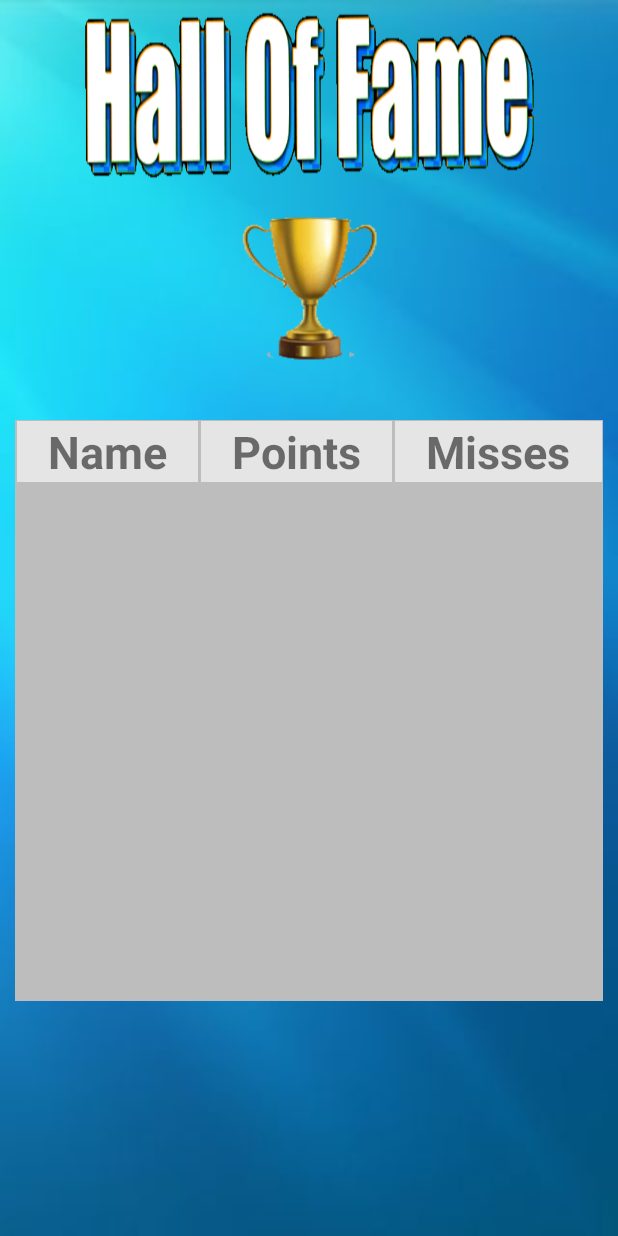
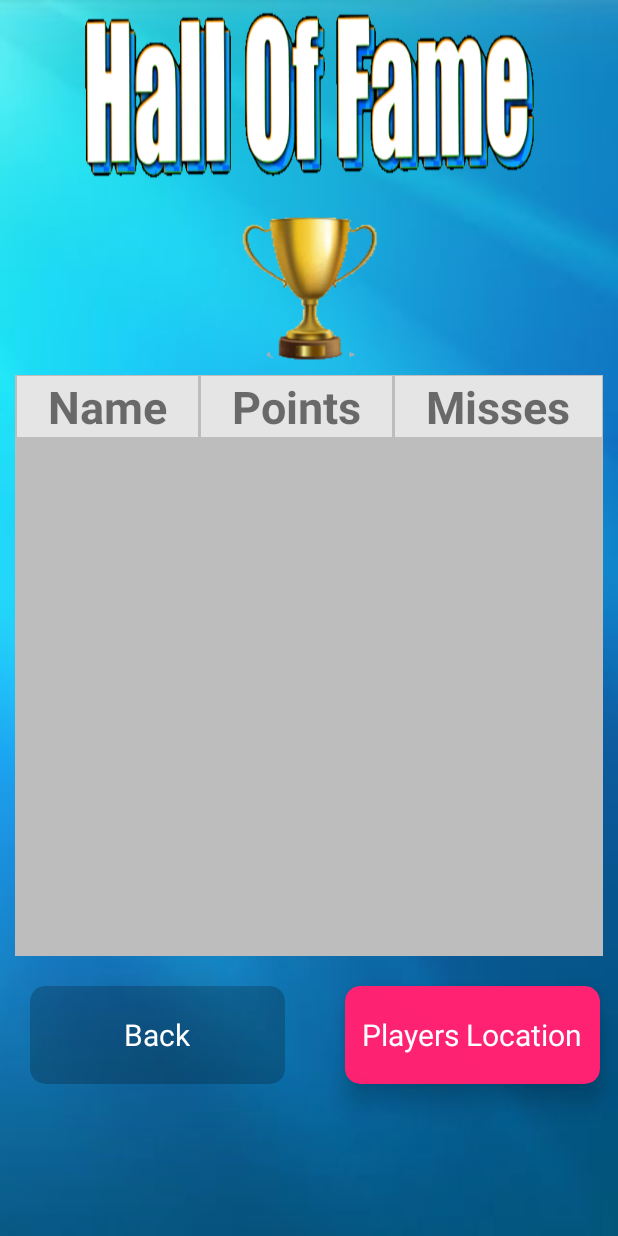
Before and after one commit to SagivAsraf/Android_Course_H.W.1, an Android app: the screen it shows after launch (HallOfFame), after a tap on an icon or button, on a phone screen of 412 x 824 dp. Run offline under Robolectric (Android 15) with nearby library versions, the phone set to English and light mode, and no system bars; our stand-ins replace Firebase (no records; nobody signed in at launch, a user with empty details on screens opened directly).

```diff
--- a/app/src/main/java/com/example/whackamole/App.java
+++ b/app/src/main/java/com/example/whackamole/App.java
@@ -136,6 +136,7 @@ public class App extends AppCompatActivity {
 
         final MediaPlayer mpHit = MediaPlayer.create(this, R.raw.success);
         final MediaPlayer mpMiss = MediaPlayer.create(this, R.raw.miss);
+        final MediaPlayer mpBomb = MediaPlayer.create(this, R.raw.bomb);
 
 
         imageView.setOnClickListener(new View.OnClickListener() {
@@ -159,6 +160,7 @@ public class App extends AppCompatActivity {
 
                 } else {
                     if ((imageView.getDrawable().getConstantState()!=null)&&imageView.getDrawable().getConstantState().equals(getResources().getDrawable(R.drawable.bomb).getConstantState())) {
+                        mpBomb.start();
                         animateMinus3(view.getId());
                         if (pointsAmount <= 3) {
                             pointsAmount = 0;
--- a/app/src/main/java/com/example/whackamole/HallOfFame.java
+++ b/app/src/main/java/com/example/whackamole/HallOfFame.java
@@ -4,11 +4,13 @@ import android.graphics.Color;
 import android.graphics.Typeface;
 import android.os.Bundle;
 import android.view.Gravity;
+import android.view.View;
 import android.widget.TableLayout;
 import android.widget.TableRow;
 import android.widget.TextView;
 
 import androidx.appcompat.app.AppCompatActivity;
+import androidx.cardview.widget.CardView;
 
 import java.util.Collections;
 import java.util.Comparator;
@@ -36,6 +38,14 @@ public class HallOfFame extends AppCompatActivity {
 
         dataManagement = DataManagement.createSingletonDM();
 
+        CardView backButton = findViewById(R.id.returnButton);
+
+        backButton.setOnClickListener(new View.OnClickListener() {
+            @Override
+            public void onClick(View view) {
+                finish();
+            }
+        });
 
         addRowsToTable();
 
@@ -168,6 +178,8 @@ public class HallOfFame extends AppCompatActivity {
     }
 
 
+
+
     private void getMainActivityData() {
         collectionName = getIntent().getStringExtra(DataTransferBetweenActivities.COLLECTION);
         documentName = getIntent().getStringExtra(DataTransferBetweenActivities.DOCUMENT);
--- a/app/src/main/java/com/example/whackamole/MainActivity.java
+++ b/app/src/main/java/com/example/whackamole/MainActivity.java
@@ -1,14 +1,24 @@
 package com.example.whackamole;
 
+import android.Manifest;
+import android.content.Context;
 import android.content.Intent;
+import android.content.pm.PackageManager;
 import android.graphics.Color;
+import android.location.Location;
+import android.location.LocationListener;
+import android.location.LocationManager;
 import android.os.Bundle;
+import android.util.Log;
 import android.view.View;
 import android.widget.EditText;
 import android.widget.Toast;
 
+import androidx.annotation.NonNull;
 import androidx.appcompat.app.AppCompatActivity;
 import androidx.cardview.widget.CardView;
+import androidx.core.app.ActivityCompat;
+import androidx.core.content.ContextCompat;
 
 
 public class MainActivity extends AppCompatActivity {
@@ -18,12 +28,62 @@ public class MainActivity extends AppCompatActivity {
     CardView hallOfFameButton;
     private final static String PLAYER_STATS = "Players_Stats";
 
+    private LocationManager locationManager;
+    private LocationListener locationListener;
+
+
+    @Override
+    public void onRequestPermissionsResult(int requestCode, @NonNull String[] permissions, @NonNull int[] grantResults) {
+        super.onRequestPermissionsResult(requestCode, permissions, grantResults);
+
+        if(grantResults.length>0 && grantResults[0] == PackageManager.PERMISSION_GRANTED)
+        {
+
+            if (ContextCompat.checkSelfPermission(this, Manifest.permission.ACCESS_FINE_LOCATION) == PackageManager.PERMISSION_GRANTED)
+                locationManager.requestLocationUpdates(LocationManager.GPS_PROVIDER,0,0,locationListener);
+
+
+        }
+    }
 
     @Override
     protected void onCreate(Bundle savedInstanceState) {
         super.onCreate(savedInstanceState);
         setContentView(R.layout.main_activity);
+        locationManager = (LocationManager)this.getSystemService(Context.LOCATION_SERVICE);
 
+        locationListener = new LocationListener(){
+
+            @Override
+            public void onLocationChanged(Location location) {
+
+                Log.i("Location" , location.toString());
+            }
+
+            @Override
+            public void onStatusChanged(String s, int i, Bundle bundle) {
+
+            }
+
+            @Override
+            public void onProviderEnabled(String s) {
+
+            }
+
+            @Override
+            public void onProviderDisabled(String s) {
+
+            }
+        };
+
+        if (ContextCompat.checkSelfPermission(this, Manifest.permission.ACCESS_FINE_LOCATION) != PackageManager.PERMISSION_GRANTED)
+        {
+            //ask for permission
+
+            ActivityCompat.requestPermissions(this, new String[]{Manifest.permission.ACCESS_FINE_LOCATION},1);
+
+
+        }
 
         playButton = findViewById(R.id.playButton);
         hallOfFameButton = findViewById(R.id.hallOfFameButton);
@@ -51,7 +111,6 @@ public class MainActivity extends AppCompatActivity {
 
     private void openHallOfFameActivity() {
         Intent intent = new Intent(this,HallOfFame.class);
-//        intent.putExtra(DataTransferBetweenActivities.PLAYER_NAME, userName.getText().toString());
         intent.putExtra(DataTransferBetweenActivities.COLLECTION,PLAYER_STATS);
         intent.putExtra(DataTransferBetweenActivities.DOCUMENT,userName.getText().toString());
 
--- a/app/src/main/res/layout/hall_of_fame.xml
+++ b/app/src/main/res/layout/hall_of_fame.xml
@@ -1,12 +1,12 @@
 <?xml version="1.0" encoding="utf-8"?>
 <LinearLayout xmlns:android="http://schemas.android.com/apk/res/android"
     xmlns:tools="http://schemas.android.com/tools"
+    xmlns:app="http://schemas.android.com/apk/res-auto"
     android:orientation="vertical"
     android:layout_width="match_parent"
     android:layout_height="match_parent"
     android:background="@drawable/background"
-    tools:context=".HallOfFame"
-    >
+    tools:context=".HallOfFame">
 
 
     <ImageView
@@ -25,10 +25,81 @@
         android:id="@+id/playersTable"
         android:layout_width="match_parent"
         android:layout_height="387dp"
+
         android:layout_marginHorizontal="10dp"
-        android:layout_marginVertical="30dp"
+
         android:background="#BDBDBD">
 
+    </TableLayout>
 
-    </TableLayout>
+
+    <RelativeLayout
+        android:layout_width="match_parent"
+        android:layout_height="match_parent"
+
+        >
+
+    <androidx.cardview.widget.CardView
+        android:id="@+id/returnButton"
+        android:layout_width="170dp"
+        android:layout_height="65dp"
+        android:layout_centerHorizontal="false"
+        android:layout_marginLeft="20dp"
+        android:layout_marginTop="20dp"
+        app:cardBackgroundColor="@color/cardview_shadow_start_color"
+        app:cardCornerRadius="10dp"
+        app:cardElevation="100dp">
+
+        <RelativeLayout
+            android:layout_width="match_parent"
+            android:layout_height="match_parent"
+
+            >
+
+            <TextView
+                android:layout_width="wrap_content"
+                android:layout_height="wrap_content"
+                android:layout_centerInParent="true"
+                android:textColor="@color/cardview_light_background"
+                android:text="Back"
+
+                android:textSize="20dp" />
+            >
+        </RelativeLayout>
+
+    </androidx.cardview.widget.CardView>
+
+
+        <androidx.cardview.widget.CardView
+            android:id="@+id/mapButton"
+            android:layout_width="170dp"
+            android:layout_height="65dp"
+            android:layout_centerHorizontal="false"
+            android:layout_marginLeft="230dp"
+            android:layout_marginTop="20dp"
+            app:cardCornerRadius="10dp"
+            app:cardBackgroundColor="@color/colorAccent"
+            app:cardElevation="10dp">
+
+            <RelativeLayout
+                android:layout_width="match_parent"
+                android:layout_height="match_parent"
+                >
+
+                <TextView
+                    android:layout_width="wrap_content"
+                    android:layout_height="wrap_content"
+                    android:layout_centerInParent="true"
+                    android:textColor="@color/cardview_light_background"
+                    android:text="Players Location"
+                    android:textSize="20dp" />
+                >
+            </RelativeLayout>
+
+        </androidx.cardview.widget.CardView>
+
+
+    </RelativeLayout>
+
+
 </LinearLayout>
```
Also changed, not shown: app/src/main/res/layout/app.xml (+0 -12 lines), app/src/main/res/drawable-v24/minus3points.gif (deleted), app/src/main/res/drawable/minus3points.gif (added), 2 other files.
